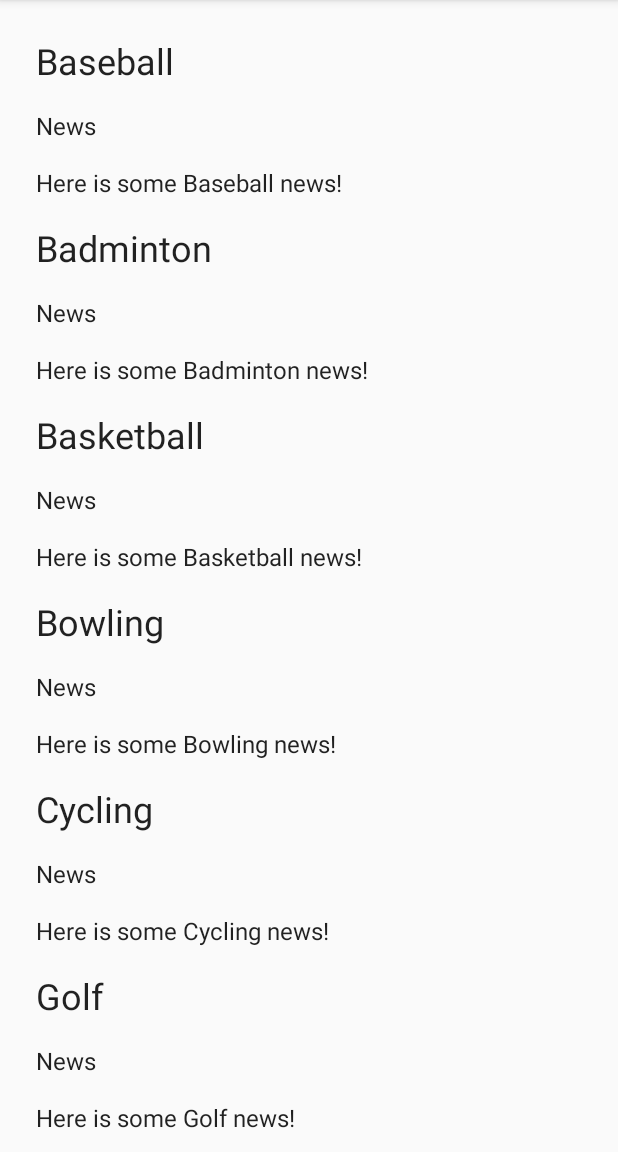
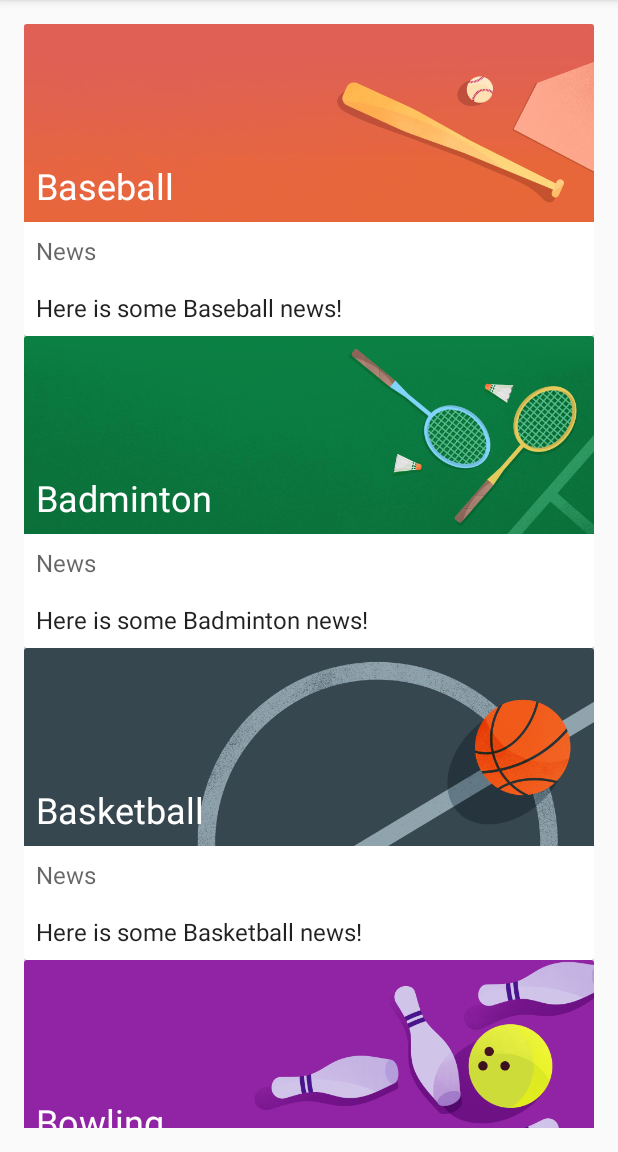
Before and after one commit to nayanApt/MaterialMe, an Android app: the screen it shows after launch (MainActivity), on a phone screen of 412 x 824 dp, the part 84-1236 px from its top. Run offline under Robolectric (Android 15) with nearby library versions, the phone set to English and light mode, and no system bars.

Commit message:
Added some images, implemented CardView, added Glide dependency

```diff
--- a/app/build.gradle
+++ b/app/build.gradle
@@ -24,4 +24,5 @@ dependencies {
     implementation 'com.android.support:appcompat-v7:27.1.1'
     implementation 'com.android.support:recyclerview-v7:27.1.1'
     implementation 'com.android.support:cardview-v7:27.1.1'
+    implementation 'com.github.bumptech.glide:glide:3.7.0'
 }
--- a/app/src/main/java/com/example/android/materialme/MainActivity.java
+++ b/app/src/main/java/com/example/android/materialme/MainActivity.java
@@ -1,5 +1,6 @@
 package com.example.android.materialme;
 
+import android.content.res.TypedArray;
 import android.os.Bundle;
 import android.support.v7.app.AppCompatActivity;
 import android.support.v7.widget.LinearLayoutManager;
@@ -28,10 +29,12 @@ public class MainActivity extends AppCompatActivity {
     private void initializeData() {
         String[] sportsList = getResources().getStringArray(R.array.sports_titles);
         String[] sportsInfo = getResources().getStringArray(R.array.sports_info);
+        TypedArray sportsImageResources = getResources().obtainTypedArray(R.array.sports_images);
         mSportsData.clear();
-        for(int i=0;i<sportsList.length;i++){
-            mSportsData.add(new Sport(sportsList[i],sportsInfo[i]));
+        for(int i = 0; i < sportsList.length; i++){
+            mSportsData.add(new Sport(sportsList[i], sportsInfo[i], sportsImageResources.getResourceId(i, 0)));
         }
+        sportsImageResources.recycle();
         mAdapter.notifyDataSetChanged();
     }
 }
--- a/app/src/main/java/com/example/android/materialme/Sport.java
+++ b/app/src/main/java/com/example/android/materialme/Sport.java
@@ -3,10 +3,12 @@ package com.example.android.materialme;
 class Sport {
     private String title;
     private String info;
+    private final int imageResource;
 
-    Sport(String title, String info) {
+    public Sport(String title, String info, int imageResource) {
         this.title = title;
         this.info = info;
+        this.imageResource = imageResource;
     }
 
     String getTitle() {
@@ -16,4 +18,8 @@ class Sport {
     String getInfo() {
         return info;
     }
+
+    int getImageResource()  {
+        return imageResource;
+    }
 }
--- a/app/src/main/java/com/example/android/materialme/SportsAdapter.java
+++ b/app/src/main/java/com/example/android/materialme/SportsAdapter.java
@@ -5,7 +5,10 @@ import android.support.v7.widget.RecyclerView;
 import android.view.LayoutInflater;
 import android.view.View;
 import android.view.ViewGroup;
+import android.widget.ImageView;
 import android.widget.TextView;
+
+import com.bumptech.glide.Glide;
 
 import java.util.ArrayList;
 
@@ -37,16 +40,19 @@ class SportsAdapter extends RecyclerView.Adapter<SportsAdapter.ViewHolder>  {
     class ViewHolder extends RecyclerView.ViewHolder {
         private TextView mTitleText;
         private TextView mInfoText;
+        private ImageView mSportsImage;
 
         ViewHolder(View itemView) {
             super(itemView);
             mTitleText = itemView.findViewById(R.id.title);
             mInfoText = itemView.findViewById(R.id.subTitle);
+            mSportsImage = itemView.findViewById(R.id.sportsImage);
         }
 
         void bindTo(Sport currentSport){
             mTitleText.setText(currentSport.getTitle());
             mInfoText.setText(currentSport.getInfo());
+            Glide.with(mContext).load(currentSport.getImageResource()).into(mSportsImage);
         }
     }
 }
--- a/app/src/main/res/layout/list_item.xml
+++ b/app/src/main/res/layout/list_item.xml
@@ -1,28 +1,45 @@
-<LinearLayout xmlns:android="http://schemas.android.com/apk/res/android"
-    android:orientation="vertical"
+<android.support.v7.widget.CardView xmlns:android="http://schemas.android.com/apk/res/android"
     android:layout_width="match_parent"
     android:layout_height="wrap_content">
 
+    <RelativeLayout
+        android:layout_width="match_parent"
+        android:layout_height="wrap_content">
+
+        <ImageView
+            android:layout_width="match_parent"
+            android:layout_height="wrap_content"
+            android:id="@+id/sportsImage"
+            android:adjustViewBounds="true"/>
+
         <TextView
+            android:layout_alignBottom="@id/sportsImage"
+            android:theme="@style/ThemeOverlay.AppCompat.Dark"
+            android:id="@+id/title"
+            style="@style/TextAppearance.AppCompat.Headline"
             android:layout_width="wrap_content"
             android:layout_height="wrap_content"
-        android:id="@+id/title"
-        android:text="@string/title_placeholder"
             android:padding="8dp"
-        style="@style/TextAppearance.AppCompat.Headline"/>
+            android:text="@string/title_placeholder" />
+
         <TextView
+            android:layout_below="@id/title"
+            android:textColor="?android:textColorSecondary"
+            android:id="@+id/newsTitle"
+            style="@style/TextAppearance.AppCompat.Subhead"
             android:layout_width="wrap_content"
             android:layout_height="wrap_content"
-        android:id="@+id/newsTitle"
-        android:text="@string/news_placeholder"
             android:padding="8dp"
-        style="@style/TextAppearance.AppCompat.Subhead" />
+            android:text="@string/news_placeholder" />
+
         <TextView
+            android:layout_below="@id/newsTitle"
+            android:id="@+id/subTitle"
+            style="@style/TextAppearance.AppCompat.Subhead"
             android:layout_width="wrap_content"
             android:layout_height="wrap_content"
-        android:id="@+id/subTitle"
-        android:text="@string/sports_info_placeholder"
             android:padding="8dp"
-        style="@style/TextAppearance.AppCompat.Subhead" />
+            android:text="@string/sports_info_placeholder" />
 
-</LinearLayout>
+    </RelativeLayout>
+</android.support.v7.widget.CardView>
--- a/app/src/main/res/values/strings.xml
+++ b/app/src/main/res/values/strings.xml
@@ -32,4 +32,18 @@
         <item>Here is some Tennis news!</item>
     </string-array>
 
+    <array name="sports_images">
+        <item>@drawable/img_baseball</item>
+        <item>@drawable/img_badminton</item>
+        <item>@drawable/img_basketball</item>
+        <item>@drawable/img_bowling</item>
+        <item>@drawable/img_cycling</item>
+        <item>@drawable/img_golf</item>
+        <item>@drawable/img_running</item>
+        <item>@drawable/img_soccer</item>
+        <item>@drawable/img_swimming</item>
+        <item>@drawable/img_tabletennis</item>
+        <item>@drawable/img_tennis</item>
+    </array>
+
 </resources>
```
Also changed, not shown: app/src/main/res/drawable/img_badminton.jpg (added), app/src/main/res/drawable/img_baseball.jpg (added), app/src/main/res/drawable/img_basketball.jpg (added), app/src/main/res/drawable/img_bowling.jpg (added), app/src/main/res/drawable/img_cycling.jpg (added), app/src/main/res/drawable/img_golf.jpg (added), app/src/main/res/drawable/img_running.jpg (added), app/src/main/res/drawable/img_soccer.jpg (added), app/src/main/res/drawable/img_swimming.jpg (added), app/src/main/res/drawable/img_tabletennis.jpg (added), app/src/main/res/drawable/img_tennis.jpg (added), 160 other files. Lines whose indentation alone changed are shown as unchanged.
